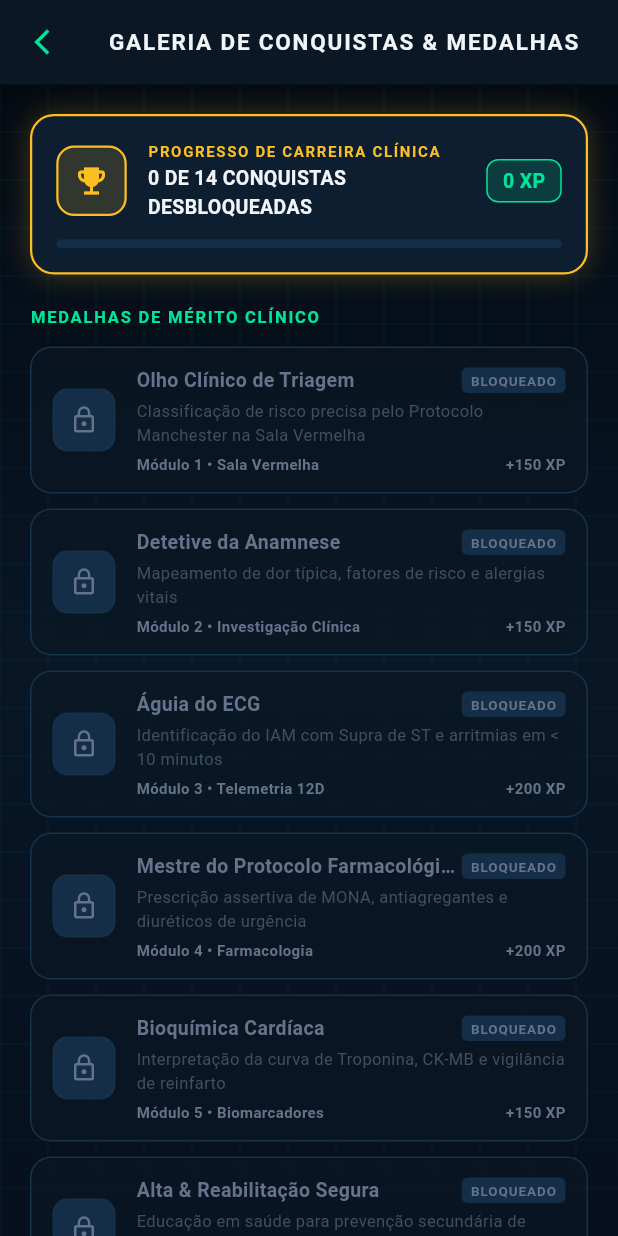
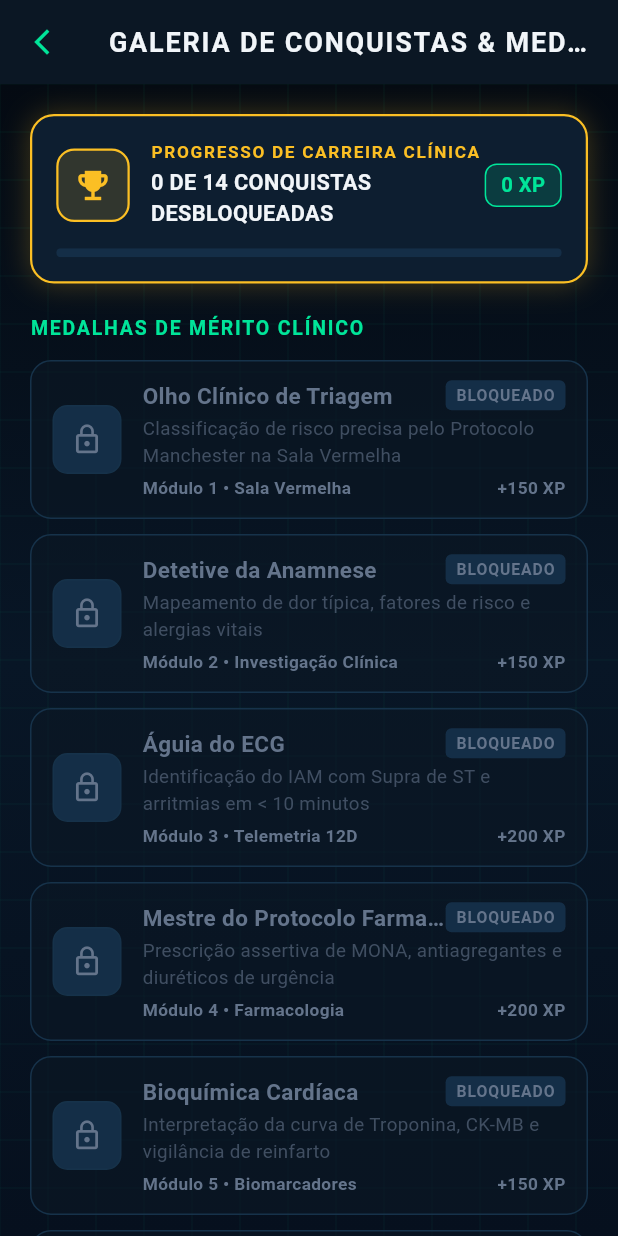
Before and after one commit to andreluiz2108-gif/cardioquest, a Flutter app: the DashboardScreen screen opened directly with empty values, after a tap on "CONQUISTAS", on a phone screen of 412 x 824 dp. Run offline on Flutter 3.47's test engine with Material 3 defaults, Android fonts, the phone set to English and light mode, and no system bars; our stand-ins replace shared_preferences; accounts and stored records are empty.

Commit message:
style(ui): amplia escala tipografica e proporcoes visuais do app mantendo harmonia cyber-hud
- Ajusta TextTheme centralizado no CardioTheme (AppBar 20px, Dialogs 22px/16px, Botoes 17px)

- Eleva tamanho padrao de CardioButton para altura 58 e fonte 17px

- Amplia TelemetryBadge, PatientAvatarWidget e CardioHudCard proporcionalmente

- Atualiza escala de fontes em todas as 10 telas clinicas e paineis de navegacao

- Adiciona relatorio tecnico da tarefa em docs/tasks/2026-10-20-melhoria-tipografia-escala-visual.md

```diff
--- a/lib/screens/dashboard_screen.dart
+++ b/lib/screens/dashboard_screen.dart
@@ -200,7 +200,7 @@ class _DashboardScreenState extends State<DashboardScreen> {
             const Text(
               'CENTRAL DO PLANTÃO MÉDICO',
               style: TextStyle(
-                fontSize: 16,
+                fontSize: 18,
                 fontWeight: FontWeight.bold,
                 letterSpacing: 1.2,
                 color: CardioTheme.textPrimary,
@@ -241,8 +241,8 @@ class _DashboardScreenState extends State<DashboardScreen> {
                       Row(
                         children: [
                           Container(
-                            width: 76,
-                            height: 76,
+                            width: 82,
+                            height: 82,
                             decoration: BoxDecoration(
                               color: CardioTheme.surfaceElevated,
                               borderRadius: BorderRadius.circular(18),
@@ -256,11 +256,11 @@ class _DashboardScreenState extends State<DashboardScreen> {
                                       widget.avatarAsset!,
                                       fit: BoxFit.cover,
                                       errorBuilder: (context, error, stackTrace) => Center(
-                                        child: Text(widget.avatar, style: const TextStyle(fontSize: 40)),
+                                        child: Text(widget.avatar, style: const TextStyle(fontSize: 44)),
                                       ),
                                     )
                                   : Center(
-                                      child: Text(widget.avatar, style: const TextStyle(fontSize: 40)),
+                                      child: Text(widget.avatar, style: const TextStyle(fontSize: 44)),
                                     ),
                             ),
                           ),
@@ -276,7 +276,7 @@ class _DashboardScreenState extends State<DashboardScreen> {
                                       child: Text(
                                         widget.nomeEnfermeiro.toUpperCase(),
                                         style: const TextStyle(
-                                          fontSize: 18,
+                                          fontSize: 20,
                                           fontWeight: FontWeight.w900,
                                           letterSpacing: 1.1,
                                           color: CardioTheme.textPrimary,
@@ -285,7 +285,7 @@ class _DashboardScreenState extends State<DashboardScreen> {
                                       ),
                                     ),
                                     Container(
-                                      padding: const EdgeInsets.symmetric(horizontal: 8, vertical: 4),
+                                      padding: const EdgeInsets.symmetric(horizontal: 9, vertical: 4),
                                       decoration: BoxDecoration(
                                         color: CardioTheme.primary.withValues(alpha: 0.15),
                                         borderRadius: BorderRadius.circular(8),
@@ -294,7 +294,7 @@ class _DashboardScreenState extends State<DashboardScreen> {
                                       child: Text(
                                         '$_xpAtual XP',
                                         style: const TextStyle(
-                                          fontSize: 12,
+                                          fontSize: 13,
                                           fontWeight: FontWeight.bold,
                                           color: CardioTheme.primary,
                                         ),
@@ -302,16 +302,16 @@ class _DashboardScreenState extends State<DashboardScreen> {
                                     ),
                                   ],
                                 ),
-                                const SizedBox(height: 2),
+                                const SizedBox(height: 3),
                                 Text(
                                   _cargoEnfermeiro,
-                                  style: const TextStyle(fontSize: 11, color: CardioTheme.cyanAccent),
+                                  style: const TextStyle(fontSize: 13, color: CardioTheme.cyanAccent),
                                 ),
-                                const SizedBox(height: 2),
+                                const SizedBox(height: 3),
                                 Text(
                                   nivelAtual['nome'],
                                   style: TextStyle(
-                                    fontSize: 12,
+                                    fontSize: 14,
                                     fontWeight: FontWeight.bold,
                                     color: nivelAtual['cor'],
                                   ),
@@ -321,7 +321,7 @@ class _DashboardScreenState extends State<DashboardScreen> {
                                   borderRadius: BorderRadius.circular(6),
                                   child: LinearProgressIndicator(
                                     value: progresso,
-                                    minHeight: 7,
+                                    minHeight: 8,
                                     backgroundColor: CardioTheme.surface,
                                     valueColor: const AlwaysStoppedAnimation<Color>(CardioTheme.primary),
                                   ),
@@ -359,12 +359,12 @@ class _DashboardScreenState extends State<DashboardScreen> {
                         child: Row(
                           children: [
                             Container(
-                              padding: const EdgeInsets.all(8),
+                              padding: const EdgeInsets.all(9),
                               decoration: BoxDecoration(
                                 color: CardioTheme.cyanAccent.withValues(alpha: 0.15),
                                 borderRadius: BorderRadius.circular(10),
                               ),
-                              child: const Icon(Icons.assignment_outlined, color: CardioTheme.cyanAccent, size: 22),
+                              child: const Icon(Icons.assignment_outlined, color: CardioTheme.cyanAccent, size: 24),
                             ),
                             const SizedBox(width: 10),
                             const Expanded(
@@ -373,16 +373,16 @@ class _DashboardScreenState extends State<DashboardScreen> {
                                 children: [
                                   Text(
                                     'PRONTUÁRIOS',
-                                    style: TextStyle(fontSize: 12, fontWeight: FontWeight.bold, color: CardioTheme.textPrimary),
+                                    style: TextStyle(fontSize: 14, fontWeight: FontWeight.bold, color: CardioTheme.textPrimary),
                                   ),
                                   Text(
                                     '3 Níveis de Dificuldade',
-                                    style: TextStyle(fontSize: 10, color: CardioTheme.textMuted),
+                                    style: TextStyle(fontSize: 11.5, color: CardioTheme.textMuted),
                                   ),
                                 ],
                               ),
                             ),
-                            const Icon(Icons.arrow_forward_ios, size: 12, color: CardioTheme.cyanAccent),
+                            const Icon(Icons.arrow_forward_ios, size: 13, color: CardioTheme.cyanAccent),
                           ],
                         ),
                       ),
@@ -398,12 +398,12 @@ class _DashboardScreenState extends State<DashboardScreen> {
                         child: Row(
                           children: [
                             Container(
-                              padding: const EdgeInsets.all(8),
+                              padding: const EdgeInsets.all(9),
                               decoration: BoxDecoration(
                                 color: CardioTheme.statusUrgente.withValues(alpha: 0.15),
                                 borderRadius: BorderRadius.circular(10),
                               ),
-                              child: const Icon(Icons.emoji_events_outlined, color: CardioTheme.statusUrgente, size: 22),
+                              child: const Icon(Icons.emoji_events_outlined, color: CardioTheme.statusUrgente, size: 24),
                             ),
                             const SizedBox(width: 10),
                             const Expanded(
@@ -412,16 +412,16 @@ class _DashboardScreenState extends State<DashboardScreen> {
                                 children: [
                                   Text(
                                     'CONQUISTAS',
-                                    style: TextStyle(fontSize: 12, fontWeight: FontWeight.bold, color: CardioTheme.textPrimary),
+                                    style: TextStyle(fontSize: 14, fontWeight: FontWeight.bold, color: CardioTheme.textPrimary),
                                   ),
                                   Text(
                                     'Galeria de Medalhas',
-                                    style: TextStyle(fontSize: 10, color: CardioTheme.textMuted),
+                                    style: TextStyle(fontSize: 11.5, color: CardioTheme.textMuted),
                                   ),
                                 ],
                               ),
                             ),
-                            const Icon(Icons.arrow_forward_ios, size: 12, color: CardioTheme.textMuted),
+                            const Icon(Icons.arrow_forward_ios, size: 13, color: CardioTheme.textMuted),
                           ],
                         ),
                       ),
@@ -486,7 +486,7 @@ class _DashboardScreenState extends State<DashboardScreen> {
                     const Text(
                       'PACIENTES EM ATENDIMENTO NO PLANTÃO (3)',
                       style: TextStyle(
-                        fontSize: 11,
+                        fontSize: 13,
                         fontWeight: FontWeight.bold,
                         letterSpacing: 1.1,
                         color: CardioTheme.primary,
@@ -495,7 +495,7 @@ class _DashboardScreenState extends State<DashboardScreen> {
                     Text(
                       'TOQUE PARA ATENDER',
                       style: TextStyle(
-                        fontSize: 10,
+                        fontSize: 11.5,
                         fontWeight: FontWeight.bold,
                         color: CardioTheme.cyanAccent.withValues(alpha: 0.8),
                       ),
@@ -559,7 +559,7 @@ class _DashboardScreenState extends State<DashboardScreen> {
                   opacity: isDesbloqueado ? 1.0 : 0.45,
                   child: PatientAvatarWidget(
                     caso: caso,
-                    size: 56,
+                    size: 62,
                     showManchesterBadge: isDesbloqueado,
                   ),
                 ),
@@ -574,7 +574,7 @@ class _DashboardScreenState extends State<DashboardScreen> {
                             child: Text(
                               caso.nome,
                               style: TextStyle(
-                                fontSize: 13,
+                                fontSize: 15,
                                 fontWeight: FontWeight.bold,
                                 color: isDesbloqueado ? CardioTheme.textPrimary : CardioTheme.textMuted,
                               ),
@@ -583,7 +583,7 @@ class _DashboardScreenState extends State<DashboardScreen> {
                           ),
                           const SizedBox(width: 8),
                           Container(
-                            padding: const EdgeInsets.symmetric(horizontal: 6, vertical: 2),
+                            padding: const EdgeInsets.symmetric(horizontal: 7, vertical: 3),
                             decoration: BoxDecoration(
                               color: isDesbloqueado ? diffColor.withValues(alpha: 0.18) : Colors.white10,
                               borderRadius: BorderRadius.circular(4),
@@ -595,7 +595,7 @@ class _DashboardScreenState extends State<DashboardScreen> {
                             child: Text(
                               'NÍVEL ${caso.nivel} • ${caso.dificuldade}',
                               style: TextStyle(
-                                fontSize: 9,
+                                fontSize: 10.5,
                                 fontWeight: FontWeight.bold,
                                 color: isDesbloqueado ? diffColor : CardioTheme.textMuted,
                               ),
@@ -609,7 +609,7 @@ class _DashboardScreenState extends State<DashboardScreen> {
                             ? '${caso.leito} • ${caso.sala}'
                             : 'Bloqueado • Conclua o Nível ${caso.nivel - 1} para liberar',
                         style: TextStyle(
-                          fontSize: 11,
+                          fontSize: 12.5,
                           color: isDesbloqueado ? CardioTheme.textMuted : CardioTheme.statusUrgente.withValues(alpha: 0.8),
                         ),
                       ),
@@ -619,7 +619,7 @@ class _DashboardScreenState extends State<DashboardScreen> {
                 const SizedBox(width: 8),
                 Icon(
                   isDesbloqueado ? Icons.arrow_forward_ios : Icons.lock_outline,
-                  size: isDesbloqueado ? 13 : 18,
+                  size: isDesbloqueado ? 15 : 19,
                   color: isDesbloqueado ? CardioTheme.primary : CardioTheme.textMuted,
                 ),
               ],
@@ -633,12 +633,12 @@ class _DashboardScreenState extends State<DashboardScreen> {
   Widget _buildStatItem(String label, String value, IconData icon) {
     return Column(
       children: [
-        Icon(icon, size: 16, color: CardioTheme.primary),
+        Icon(icon, size: 19, color: CardioTheme.primary),
         const SizedBox(height: 4),
         Text(
           value,
           style: const TextStyle(
-            fontSize: 12,
+            fontSize: 14.5,
             fontWeight: FontWeight.bold,
             color: CardioTheme.textPrimary,
           ),
@@ -646,7 +646,7 @@ class _DashboardScreenState extends State<DashboardScreen> {
         Text(
           label,
           style: const TextStyle(
-            fontSize: 9,
+            fontSize: 10.5,
             fontWeight: FontWeight.w700,
             letterSpacing: 0.5,
             color: CardioTheme.textMuted,
--- a/lib/screens/trofeus_screen.dart
+++ b/lib/screens/trofeus_screen.dart
@@ -218,7 +218,7 @@ class _TrofeusScreenState extends State<TrofeusScreen> {
         ),
         title: const Text(
           'GALERIA DE CONQUISTAS & MEDALHAS',
-          style: TextStyle(fontSize: 15, fontWeight: FontWeight.bold, letterSpacing: 1.2),
+          style: TextStyle(fontSize: 18, fontWeight: FontWeight.bold, letterSpacing: 1.2),
         ),
       ),
       body: CyberGridBackground(
@@ -244,7 +244,7 @@ class _TrofeusScreenState extends State<TrofeusScreen> {
                               borderRadius: BorderRadius.circular(12),
                               border: Border.all(color: CardioTheme.statusUrgente, width: 1.5),
                             ),
-                            child: const Icon(Icons.emoji_events, color: CardioTheme.statusUrgente, size: 24),
+                            child: const Icon(Icons.emoji_events, color: CardioTheme.statusUrgente, size: 26),
                           ),
                           const SizedBox(width: 14),
                           Expanded(
@@ -254,7 +254,7 @@ class _TrofeusScreenState extends State<TrofeusScreen> {
                                 const Text(
                                   'PROGRESSO DE CARREIRA CLÍNICA',
                                   style: TextStyle(
-                                    fontSize: 10,
+                                    fontSize: 11.5,
                                     fontWeight: FontWeight.bold,
                                     letterSpacing: 1.1,
                                     color: CardioTheme.statusUrgente,
@@ -264,7 +264,7 @@ class _TrofeusScreenState extends State<TrofeusScreen> {
                                 Text(
                                   '$totalDesbloqueadas DE ${_listaTrofeus.length} CONQUISTAS DESBLOQUEADAS',
                                   style: const TextStyle(
-                                    fontSize: 13,
+                                    fontSize: 14.5,
                                     fontWeight: FontWeight.bold,
                                     color: CardioTheme.textPrimary,
                                   ),
@@ -282,7 +282,7 @@ class _TrofeusScreenState extends State<TrofeusScreen> {
                             child: Text(
                               '$_xpTotal XP',
                               style: const TextStyle(
-                                fontSize: 13,
+                                fontSize: 13.5,
                                 fontWeight: FontWeight.bold,
                                 color: CardioTheme.primary,
                               ),
@@ -308,7 +308,7 @@ class _TrofeusScreenState extends State<TrofeusScreen> {
                 const Text(
                   'MEDALHAS DE MÉRITO CLÍNICO',
                   style: TextStyle(
-                    fontSize: 11,
+                    fontSize: 13,
                     fontWeight: FontWeight.bold,
                     letterSpacing: 1.2,
                     color: CardioTheme.primary,
@@ -316,7 +316,7 @@ class _TrofeusScreenState extends State<TrofeusScreen> {
                 ),
                 const SizedBox(height: 12),
 
-                // 2. Lista Organizada e Elegante de Troféus (Ícones menores e hierarquia clara)
+                // 2. Lista Organizada e Elegante de Troféus
                 ListView.separated(
                   shrinkWrap: true,
                   physics: const NeverScrollableScrollPhysics(),
@@ -348,10 +348,10 @@ class _TrofeusScreenState extends State<TrofeusScreen> {
                       ),
                       child: Row(
                         children: [
-                          // Ícone do Troféu elegante e compacto (22px)
+                          // Ícone do Troféu elegante e compacto
                           Container(
-                            width: 42,
-                            height: 42,
+                            width: 46,
+                            height: 46,
                             decoration: BoxDecoration(
                               color: desbloqueado ? cor.withValues(alpha: 0.15) : CardioTheme.surfaceElevated,
                               borderRadius: BorderRadius.circular(10),
@@ -363,7 +363,7 @@ class _TrofeusScreenState extends State<TrofeusScreen> {
                             child: Icon(
                               desbloqueado ? (trofeu['icone'] as IconData) : Icons.lock_outline,
                               color: desbloqueado ? cor : CardioTheme.textMuted,
-                              size: 20,
+                              size: 22,
                             ),
                           ),
                           const SizedBox(width: 14),
@@ -379,7 +379,7 @@ class _TrofeusScreenState extends State<TrofeusScreen> {
                                       child: Text(
                                         trofeu['titulo'] as String,
                                         style: TextStyle(
-                                          fontSize: 13,
+                                          fontSize: 15,
                                           fontWeight: FontWeight.bold,
                                           color: desbloqueado ? CardioTheme.textPrimary : CardioTheme.textMuted,
                                         ),
@@ -387,7 +387,7 @@ class _TrofeusScreenState extends State<TrofeusScreen> {
                                       ),
                                     ),
                                     Container(
-                                      padding: const EdgeInsets.symmetric(horizontal: 6, vertical: 2),
+                                      padding: const EdgeInsets.symmetric(horizontal: 7, vertical: 2.5),
                                       decoration: BoxDecoration(
                                         color: desbloqueado
                                             ? CardioTheme.primary.withValues(alpha: 0.15)
@@ -397,7 +397,7 @@ class _TrofeusScreenState extends State<TrofeusScreen> {
                                       child: Text(
                                         desbloqueado ? 'DESBLOQUEADO' : 'BLOQUEADO',
                                         style: TextStyle(
-                                          fontSize: 9,
+                                          fontSize: 10.5,
                                           fontWeight: FontWeight.bold,
                                           letterSpacing: 0.6,
                                           color: desbloqueado ? CardioTheme.primary : CardioTheme.textMuted,
@@ -410,7 +410,7 @@ class _TrofeusScreenState extends State<TrofeusScreen> {
                                 Text(
                                   trofeu['subtitulo'] as String,
                                   style: TextStyle(
-                                    fontSize: 11,
+                                    fontSize: 12.5,
                                     color: desbloqueado ? CardioTheme.textSecondary : CardioTheme.textMuted.withValues(alpha: 0.6),
                                   ),
                                 ),
@@ -420,7 +420,7 @@ class _TrofeusScreenState extends State<TrofeusScreen> {
                                     Text(
                                       trofeu['competencia'] as String,
                                       style: TextStyle(
-                                        fontSize: 10,
+                                        fontSize: 11.5,
                                         fontWeight: FontWeight.w600,
                                         color: desbloqueado ? cor : CardioTheme.textMuted,
                                       ),
@@ -429,7 +429,7 @@ class _TrofeusScreenState extends State<TrofeusScreen> {
                                     Text(
                                       trofeu['xp'] as String,
                                       style: TextStyle(
-                                        fontSize: 10,
+                                        fontSize: 11.5,
                                         fontWeight: FontWeight.bold,
                                         color: desbloqueado ? CardioTheme.primary : CardioTheme.textMuted,
                                       ),
--- a/lib/widgets/cardio_button.dart
+++ b/lib/widgets/cardio_button.dart
@@ -20,8 +20,8 @@ class CardioButton extends StatelessWidget {
     this.isFullWidth = true,
     this.isSecondary = false,
     this.customColor,
-    this.height = 56,
-    this.fontSize = 16,
+    this.height = 58,
+    this.fontSize = 17,
   });
 
   @override
@@ -48,7 +48,7 @@ class CardioButton extends StatelessWidget {
             mainAxisAlignment: MainAxisAlignment.center,
             children: [
               if (icon != null) ...[
-                Icon(icon, size: 20, color: customColor ?? CardioTheme.textPrimary),
+                Icon(icon, size: 22, color: customColor ?? CardioTheme.textPrimary),
                 const SizedBox(width: 8),
               ],
               Text(
@@ -99,7 +99,7 @@ class CardioButton extends StatelessWidget {
               mainAxisAlignment: MainAxisAlignment.center,
               children: [
                 if (icon != null) ...[
-                  Icon(icon, size: 20, color: CardioTheme.textDark),
+                  Icon(icon, size: 22, color: CardioTheme.textDark),
                   const SizedBox(width: 8),
                 ],
                 Flexible(
@@ -118,7 +118,7 @@ class CardioButton extends StatelessWidget {
                 const SizedBox(width: 6),
                 const Icon(
                   Icons.arrow_forward_ios_rounded,
-                  size: 14,
+                  size: 15,
                   color: CardioTheme.textDark,
                 ),
               ],
--- a/lib/widgets/cardio_hud_card.dart
+++ b/lib/widgets/cardio_hud_card.dart
@@ -67,7 +67,7 @@ class CardioHudCard extends StatelessWidget {
                 if (headerIcon != null) ...[
                   Icon(
                     headerIcon,
-                    size: 16,
+                    size: 18,
                     color: glowColor ?? CardioTheme.primary,
                   ),
                   const SizedBox(width: 8),
@@ -76,7 +76,7 @@ class CardioHudCard extends StatelessWidget {
                   child: Text(
                     headerTitle!.toUpperCase(),
                     style: TextStyle(
-                      fontSize: 12,
+                      fontSize: 13.5,
                       fontWeight: FontWeight.bold,
                       letterSpacing: 1.2,
                       color: glowColor ?? CardioTheme.textSecondary,
--- a/lib/widgets/patient_avatar_widget.dart
+++ b/lib/widgets/patient_avatar_widget.dart
@@ -17,7 +17,7 @@ class PatientAvatarWidget extends StatelessWidget {
     this.caso,
     this.assetPath,
     this.fallbackEmoji = '👤',
-    this.size = 62,
+    this.size = 66,
     this.showManchesterBadge = true,
     this.isSelected = false,
     this.onTap,
@@ -54,7 +54,7 @@ class PatientAvatarWidget extends StatelessWidget {
     final effectiveAsset = assetPath ?? caso?.avatarAsset;
     final effectiveEmoji = caso?.avatar ?? fallbackEmoji;
     final manchesterColor = _obterCorManchester();
-    final badgeSize = (size * 0.38).clamp(16.0, 24.0);
+    final badgeSize = (size * 0.40).clamp(18.0, 26.0);
 
     Widget avatarContent;
     if (effectiveAsset != null && effectiveAsset.isNotEmpty) {
--- a/lib/widgets/telemetry_badge.dart
+++ b/lib/widgets/telemetry_badge.dart
@@ -23,7 +23,7 @@ class TelemetryBadge extends StatelessWidget {
   @override
   Widget build(BuildContext context) {
     return Container(
-      padding: const EdgeInsets.symmetric(horizontal: 12, vertical: 10),
+      padding: const EdgeInsets.symmetric(horizontal: 14, vertical: 10),
       decoration: BoxDecoration(
         color: CardioTheme.surfaceElevated,
         borderRadius: BorderRadius.circular(12),
@@ -39,10 +39,10 @@ class TelemetryBadge extends StatelessWidget {
         children: [
           Icon(
             icon,
-            size: 20,
+            size: 22,
             color: isWarning ? CardioTheme.statusGrave : accentColor,
           ),
-          const SizedBox(width: 8),
+          const SizedBox(width: 9),
           Column(
             crossAxisAlignment: CrossAxisAlignment.start,
             mainAxisSize: MainAxisSize.min,
@@ -50,7 +50,7 @@ class TelemetryBadge extends StatelessWidget {
               Text(
                 label.toUpperCase(),
                 style: const TextStyle(
-                  fontSize: 10,
+                  fontSize: 11.5,
                   fontWeight: FontWeight.bold,
                   letterSpacing: 0.8,
                   color: CardioTheme.textMuted,
@@ -61,7 +61,7 @@ class TelemetryBadge extends StatelessWidget {
                   Text(
                     value,
                     style: TextStyle(
-                      fontSize: 14,
+                      fontSize: 15.5,
                       fontWeight: FontWeight.bold,
                       color: isWarning ? CardioTheme.statusGrave : CardioTheme.textPrimary,
                     ),
@@ -74,7 +74,7 @@ class TelemetryBadge extends StatelessWidget {
                           : trend == 'down'
                               ? Icons.arrow_downward
                               : Icons.drag_handle,
-                      size: 12,
+                      size: 14,
                       color: isWarning ? CardioTheme.statusGrave : CardioTheme.primary,
                     ),
                   ],
```
Also changed, not shown: lib/screens/alta_screen.dart (+14 -14 lines), lib/screens/anamnese_screen.dart (+11 -11 lines), lib/screens/ecg_screen.dart (+15 -15 lines), lib/screens/enzimas_screen.dart (+11 -11 lines), lib/screens/prontuario_screen.dart (+30 -30 lines), lib/screens/protocolo_screen.dart (+8 -8 lines), lib/screens/triagem_screen.dart (+10 -10 lines), lib/screens/welcome_screen.dart (+15 -15 lines), lib/theme/cardio_theme.dart (+20 -6 lines), 1 other file.
